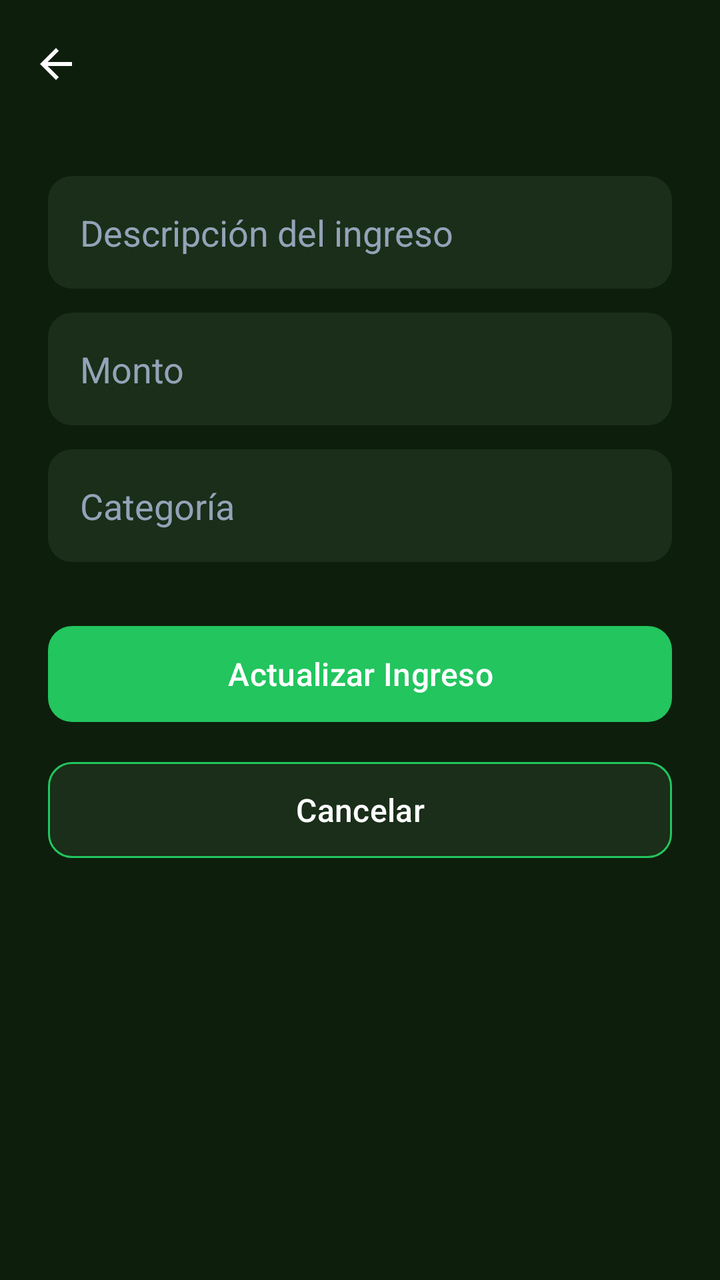
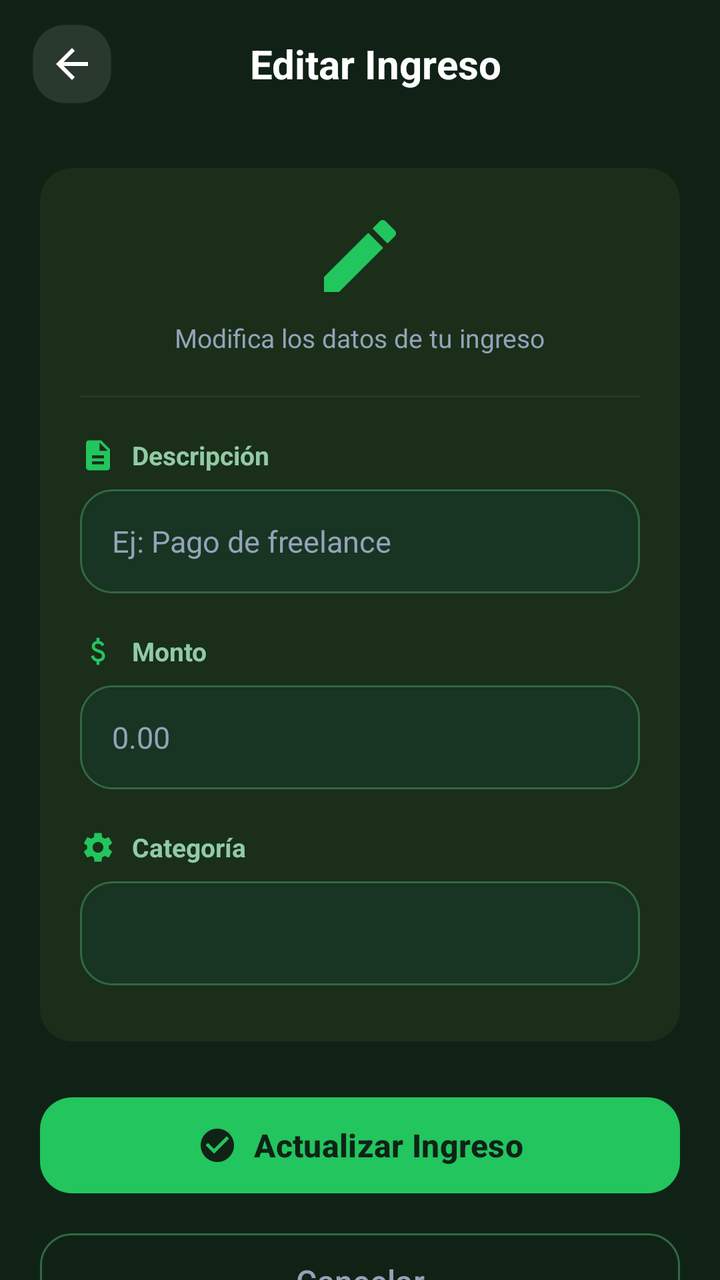

Compare the two renders of this Android layout. The source of the first and the diff that turns it into the second are given below.
<!-- AndroidManifest.xml: application theme Theme.IngresosGastosApp -->
<!-- res/layout/activity_editar_ingreso.xml -->
<?xml version="1.0" encoding="utf-8"?>
<androidx.constraintlayout.widget.ConstraintLayout
    xmlns:android="http://schemas.android.com/apk/res/android"
    xmlns:app="http://schemas.android.com/apk/res-auto"
    android:id="@+id/main"
    android:layout_width="match_parent"
    android:layout_height="match_parent"
    android:background="@color/bg_dark">

    <com.google.android.material.appbar.MaterialToolbar
        android:id="@+id/toolbarEditarIngreso"
        android:layout_width="0dp"
        android:layout_height="?attr/actionBarSize"
        android:background="@color/bg_dark"
        android:elevation="0dp"
        android:title="Editar Ingreso"
        app:navigationIcon="@drawable/ic_arrow_back"
        app:layout_constraintTop_toTopOf="parent"
        app:layout_constraintStart_toStartOf="parent"
        app:layout_constraintEnd_toEndOf="parent"
        app:titleTextColor="@color/text_on_dark"
        app:navigationIconTint="@color/white" />

    <ScrollView
        android:layout_width="0dp"
        android:layout_height="0dp"
        android:padding="24dp"
        android:fillViewport="true"
        app:layout_constraintTop_toBottomOf="@id/toolbarEditarIngreso"
        app:layout_constraintStart_toStartOf="parent"
        app:layout_constraintEnd_toEndOf="parent"
        app:layout_constraintBottom_toBottomOf="parent">

        <LinearLayout
            android:layout_width="match_parent"
            android:layout_height="wrap_content"
            android:orientation="vertical">

            <EditText
                android:id="@+id/etDescripcion"
                android:layout_width="match_parent"
                android:layout_height="wrap_content"
                android:hint="Descripción del ingreso"
                android:background="@drawable/edittext_dark"
                android:padding="16dp"
                android:textColor="@color/text_on_dark"
                android:textColorHint="@color/text_on_dark_muted"
                android:layout_marginBottom="12dp"
                android:inputType="textCapSentences"/>

            <EditText
                android:id="@+id/etMonto"
                android:layout_width="match_parent"
                android:layout_height="wrap_content"
                android:hint="Monto"
                android:background="@drawable/edittext_dark"
                android:padding="16dp"
                android:textColor="@color/text_on_dark"
                android:textColorHint="@color/text_on_dark_muted"
                android:layout_marginBottom="12dp"
                android:inputType="numberDecimal"/>

            <EditText
                android:id="@+id/etCategoria"
                android:layout_width="match_parent"
                android:layout_height="wrap_content"
                android:hint="Categoría"
                android:background="@drawable/edittext_dark"
                android:padding="16dp"
                android:textColor="@color/text_on_dark"
                android:textColorHint="@color/text_on_dark_muted"
                android:layout_marginBottom="20dp"
                android:inputType="textCapWords"/>

            <com.google.android.material.button.MaterialButton
                android:id="@+id/btnActualizar"
                android:layout_width="match_parent"
                android:layout_height="56dp"
                android:text="Actualizar Ingreso"
                android:textAllCaps="false"
                android:textSize="16sp"
                android:textColor="@color/white"
                app:backgroundTint="@color/green_accent"
                app:cornerRadius="12dp"
                android:layout_marginTop="8dp"
                android:layout_marginBottom="12dp"/>

            <com.google.android.material.button.MaterialButton
                android:id="@+id/btnCancelar"
                style="@style/Widget.Material3.Button.OutlinedButton"
                android:layout_width="match_parent"
                android:layout_height="56dp"
                android:text="Cancelar"
                android:textAllCaps="false"
                android:textSize="16sp"
                android:textColor="@color/text_on_dark"
                app:strokeColor="@color/green_accent"
                app:strokeWidth="1dp"
                app:backgroundTint="@color/bg_dark_card"
                app:cornerRadius="12dp"/>
        </LinearLayout>
    </ScrollView>
</androidx.constraintlayout.widget.ConstraintLayout>
<!-- resources referenced by this layout -->
<resources>
  <color name="bg_dark">#0D1F0C</color>
  <color name="text_on_dark">#FFFFFF</color>
  <!-- drawable edittext_dark (drawable) -->
  <?xml version="1.0" encoding="utf-8"?>
  <shape xmlns:android="http://schemas.android.com/apk/res/android"
      android:shape="rectangle">
      <solid android:color="@color/bg_dark_card" />
      <corners android:radius="12dp" />
  </shape>
  <!-- unchanged entries left out for length: 9 -->
</resources>

<!-- the commit's change to res/layout/activity_editar_ingreso.xml (unified diff, before → after) -->
@@ -5,99 +5,243 @@
     android:id="@+id/main"
     android:layout_width="match_parent"
     android:layout_height="match_parent"
-    android:background="@color/bg_dark">
-
-    <com.google.android.material.appbar.MaterialToolbar
+    android:background="@color/stitch_background">
+
+    
+    <androidx.appcompat.widget.Toolbar
         android:id="@+id/toolbarEditarIngreso"
         android:layout_width="0dp"
         android:layout_height="?attr/actionBarSize"
-        android:background="@color/bg_dark"
+        android:background="@color/stitch_background"
         android:elevation="0dp"
-        android:title="Editar Ingreso"
-        app:navigationIcon="@drawable/ic_arrow_back"
-        app:layout_constraintTop_toTopOf="parent"
+        app:layout_constraintEnd_toEndOf="parent"
         app:layout_constraintStart_toStartOf="parent"
-        app:layout_constraintEnd_toEndOf="parent"
-        app:titleTextColor="@color/text_on_dark"
-        app:navigationIconTint="@color/white" />
-
-    <ScrollView
+        app:layout_constraintTop_toTopOf="parent">
+
+        <RelativeLayout
+            android:layout_width="match_parent"
+            android:layout_height="match_parent"
+            android:paddingEnd="16dp">
+
+            <ImageButton
+                android:id="@+id/btnBackEditarIngreso"
+                android:layout_width="40dp"
+                android:layout_height="40dp"
+                android:layout_centerVertical="true"
+                android:background="@drawable/bg_stitch_card"
+                android:backgroundTint="#1AFFFFFF"
+                android:src="@drawable/ic_arrow_back"
+                app:tint="@color/white"
+                android:contentDescription="Volver" />
+
+            <TextView
+                android:layout_width="wrap_content"
+                android:layout_height="wrap_content"
+                android:layout_centerInParent="true"
+                android:text="Editar Ingreso"
+                android:textColor="@color/white"
+                android:textSize="20sp"
+                android:textStyle="bold" />
+        </RelativeLayout>
+    </androidx.appcompat.widget.Toolbar>
+
+    
+    <androidx.core.widget.NestedScrollView
         android:layout_width="0dp"
         android:layout_height="0dp"
-        android:padding="24dp"
         android:fillViewport="true"
-        app:layout_constraintTop_toBottomOf="@id/toolbarEditarIngreso"
+        android:clipToPadding="false"
+        app:layout_constraintBottom_toBottomOf="parent"
+        app:layout_constraintEnd_toEndOf="parent"
         app:layout_constraintStart_toStartOf="parent"
-        app:layout_constraintEnd_toEndOf="parent"
-        app:layout_constraintBottom_toBottomOf="parent">
+        app:layout_constraintTop_toBottomOf="@id/toolbarEditarIngreso">
 
         <LinearLayout
             android:layout_width="match_parent"
             android:layout_height="wrap_content"
-            android:orientation="vertical">
-
-            <EditText
-                android:id="@+id/etDescripcion"
+            android:orientation="vertical"
+            android:padding="20dp">
+
+            
+            <LinearLayout
                 android:layout_width="match_parent"
                 android:layout_height="wrap_content"
-                android:hint="Descripción del ingreso"
-                android:background="@drawable/edittext_dark"
-                android:padding="16dp"
-                android:textColor="@color/text_on_dark"
-                android:textColorHint="@color/text_on_dark_muted"
-                android:layout_marginBottom="12dp"
-                android:inputType="textCapSentences"/>
-
-            <EditText
-                android:id="@+id/etMonto"
-                android:layout_width="match_parent"
-                android:layout_height="wrap_content"
-                android:hint="Monto"
-                android:background="@drawable/edittext_dark"
-                android:padding="16dp"
-                android:textColor="@color/text_on_dark"
-                android:textColorHint="@color/text_on_dark_muted"
-                android:layout_marginBottom="12dp"
-                android:inputType="numberDecimal"/>
-
-            <EditText
-                android:id="@+id/etCategoria"
-                android:layout_width="match_parent"
-                android:layout_height="wrap_content"
-                android:hint="Categoría"
-                android:background="@drawable/edittext_dark"
-                android:padding="16dp"
-                android:textColor="@color/text_on_dark"
-                android:textColorHint="@color/text_on_dark_muted"
-                android:layout_marginBottom="20dp"
-                android:inputType="textCapWords"/>
-
+                android:orientation="vertical"
+                android:background="@drawable/bg_card_menu"
+                android:padding="20dp">
+
+                
+                <LinearLayout
+                    android:layout_width="match_parent"
+                    android:layout_height="wrap_content"
+                    android:gravity="center"
+                    android:orientation="vertical"
+                    android:layout_marginBottom="20dp">
+
+                    <ImageView
+                        android:layout_width="48dp"
+                        android:layout_height="48dp"
+                        android:src="@drawable/ic_edit"
+                        app:tint="@color/green_accent"
+                        android:contentDescription="Editar" />
+
+                    <TextView
+                        android:layout_width="wrap_content"
+                        android:layout_height="wrap_content"
+                        android:layout_marginTop="8dp"
+                        android:text="Modifica los datos de tu ingreso"
+                        android:textColor="@color/text_on_dark_muted"
+                        android:textSize="13sp" />
+                </LinearLayout>
+
+                <View
+                    android:layout_width="match_parent"
+                    android:layout_height="1dp"
+                    android:background="#0DFFFFFF"
+                    android:layout_marginBottom="20dp" />
+
+                
+                <LinearLayout
+                    android:layout_width="match_parent"
+                    android:layout_height="wrap_content"
+                    android:orientation="horizontal"
+                    android:gravity="center_vertical"
+                    android:layout_marginBottom="8dp">
+
+                    <ImageView
+                        android:layout_width="18dp"
+                        android:layout_height="18dp"
+                        android:src="@drawable/ic_description"
+                        app:tint="@color/green_accent" />
+
+                    <TextView
+                        android:layout_width="wrap_content"
+                        android:layout_height="wrap_content"
+                        android:layout_marginStart="8dp"
+                        android:text="Descripción"
+                        android:textColor="@color/stitch_text_muted"
+                        android:textSize="13sp"
+                        android:textStyle="bold" />
+                </LinearLayout>
+
+                <EditText
+                    android:id="@+id/etDescripcion"
+                    android:layout_width="match_parent"
+                    android:layout_height="52dp"
+                    android:background="@drawable/bg_input_field"
+                    android:paddingHorizontal="16dp"
+                    android:hint="Ej: Pago de freelance"
+                    android:textColor="@color/white"
+                    android:textColorHint="@color/text_on_dark_muted"
+                    android:textSize="15sp"
+                    android:inputType="textCapSentences"
+                    android:layout_marginBottom="20dp" />
+
+                
+                <LinearLayout
+                    android:layout_width="match_parent"
+                    android:layout_height="wrap_content"
+                    android:orientation="horizontal"
+                    android:gravity="center_vertical"
+                    android:layout_marginBottom="8dp">
+
+                    <ImageView
+                        android:layout_width="18dp"
+                        android:layout_height="18dp"
+                        android:src="@drawable/ic_attach_money"
+                        app:tint="@color/green_accent" />
+
+                    <TextView
+                        android:layout_width="wrap_content"
+                        android:layout_height="wrap_content"
+                        android:layout_marginStart="8dp"
+                        android:text="Monto"
+                        android:textColor="@color/stitch_text_muted"
+                        android:textSize="13sp"
+                        android:textStyle="bold" />
+                </LinearLayout>
+
+                <EditText
+                    android:id="@+id/etMonto"
+                    android:layout_width="match_parent"
+                    android:layout_height="52dp"
+                    android:background="@drawable/bg_input_field"
+                    android:paddingHorizontal="16dp"
+                    android:hint="0.00"
+                    android:textColor="@color/white"
+                    android:textColorHint="@color/text_on_dark_muted"
+                    android:textSize="15sp"
+                    android:inputType="numberDecimal"
+                    android:layout_marginBottom="20dp" />
+
+                
+                <LinearLayout
+                    android:layout_width="match_parent"
+                    android:layout_height="wrap_content"
+                    android:orientation="horizontal"
+                    android:gravity="center_vertical"
+                    android:layout_marginBottom="8dp">
+
+                    <ImageView
+                        android:layout_width="18dp"
+                        android:layout_height="18dp"
+                        android:src="@drawable/ic_settings"
+                        app:tint="@color/green_accent" />
+
+                    <TextView
+                        android:layout_width="wrap_content"
+                        android:layout_height="wrap_content"
+                        android:layout_marginStart="8dp"
+                        android:text="Categoría"
+                        android:textColor="@color/stitch_text_muted"
+                        android:textSize="13sp"
+                        android:textStyle="bold" />
+                </LinearLayout>
+
+                <Spinner
+                    android:id="@+id/spinnerCategoriaIngreso"
+                    android:layout_width="match_parent"
+                    android:layout_height="52dp"
+                    android:background="@drawable/bg_spinner_dark"
+                    android:popupBackground="@color/stitch_card_bg"
+                    android:layout_marginBottom="8dp" />
+
+            </LinearLayout>
+
+            
             <com.google.android.material.button.MaterialButton
                 android:id="@+id/btnActualizar"
                 android:layout_width="match_parent"
                 android:layout_height="56dp"
+                android:layout_marginTop="24dp"
                 android:text="Actualizar Ingreso"
                 android:textAllCaps="false"
                 android:textSize="16sp"
-                android:textColor="@color/white"
+                android:textStyle="bold"
+                android:textColor="@color/stitch_background"
                 app:backgroundTint="@color/green_accent"
-                app:cornerRadius="12dp"
-                android:layout_marginTop="8dp"
-                android:layout_marginBottom="12dp"/>
+                app:cornerRadius="16dp"
+                app:icon="@drawable/ic_check_circle"
+                app:iconGravity="textStart"
+                app:iconTint="@color/stitch_background"
+                app:iconSize="20dp" />
 
             <com.google.android.material.button.MaterialButton
                 android:id="@+id/btnCancelar"
                 style="@style/Widget.Material3.Button.OutlinedButton"
                 android:layout_width="match_parent"
                 android:layout_height="56dp"
+                android:layout_marginTop="12dp"
+                android:layout_marginBottom="24dp"
                 android:text="Cancelar"
                 android:textAllCaps="false"
                 android:textSize="16sp"
-                android:textColor="@color/text_on_dark"
-                app:strokeColor="@color/green_accent"
+                android:textColor="@color/text_on_dark_muted"
+                app:strokeColor="@color/stitch_card_border"
                 app:strokeWidth="1dp"
-                app:backgroundTint="@color/bg_dark_card"
-                app:cornerRadius="12dp"/>
+                app:cornerRadius="16dp" />
+
         </LinearLayout>
-    </ScrollView>
+    </androidx.core.widget.NestedScrollView>
+
 </androidx.constraintlayout.widget.ConstraintLayout>
<!-- resource entries referenced after the edit -->
@@ -1,14 +1,97 @@
 <!-- resources referenced by this layout -->
 <resources>
-  <color name="bg_dark">#0D1F0C</color>
-  <color name="text_on_dark">#FFFFFF</color>
-  <!-- drawable edittext_dark (drawable) -->
+  <color name="stitch_card_bg">#183422</color>
+  <color name="stitch_card_border">#316843</color>
+  <color name="stitch_text_muted">#90cba4</color>
+  <!-- drawable bg_card_menu (drawable) -->
+  <?xml version="1.0" encoding="utf-8"?>
+  <shape xmlns:android="http://schemas.android.com/apk/res/android">
+      <solid android:color="@color/bg_dark_card" />
+      <corners android:radius="16dp" />
+  </shape>
+  <!-- drawable bg_input_field (drawable) -->
   <?xml version="1.0" encoding="utf-8"?>
   <shape xmlns:android="http://schemas.android.com/apk/res/android"
       android:shape="rectangle">
-      <solid android:color="@color/bg_dark_card" />
-      <corners android:radius="12dp" />
+      <solid android:color="@color/stitch_card_bg" />
+      <stroke
+          android:width="1dp"
+          android:color="@color/stitch_card_border" />
+      <corners android:radius="16dp" />
   </shape>
+  <!-- drawable bg_spinner_dark (drawable) -->
+  <?xml version="1.0" encoding="utf-8"?>
+  <shape xmlns:android="http://schemas.android.com/apk/res/android"
+      android:shape="rectangle">
+      <solid android:color="@color/stitch_card_bg" />
+      <stroke
+          android:width="1dp"
+          android:color="@color/stitch_card_border" />
+      <corners android:radius="16dp" />
+      <padding
+          android:left="16dp"
+          android:top="4dp"
+          android:right="16dp"
+          android:bottom="4dp" />
+  </shape>
+  <!-- drawable bg_stitch_card (drawable) -->
+  <?xml version="1.0" encoding="utf-8"?>
+  <shape xmlns:android="http://schemas.android.com/apk/res/android">
+      <solid android:color="#1A3A24" />
+      <corners android:radius="16dp" />
+      <stroke android:width="1dp" android:color="#1AFFFFFF" />
+  </shape>
+  <!-- drawable ic_attach_money (drawable) -->
+  <vector xmlns:android="http://schemas.android.com/apk/res/android"
+      android:width="24dp"
+      android:height="24dp"
+      android:viewportWidth="960"
+      android:viewportHeight="960">
+    <path
+        android:pathData="M441,840v-86q-53,-12 -91.5,-46T293,612l74,-30q15,48 44.5,73t77.5,25q41,0 69.5,-18.5T587,604q0,-35 -22,-55.5T463,502q-86,-27 -118,-64.5T313,346q0,-65 42,-101t86,-41v-84h80v84q50,8 82.5,36.5T651,310l-74,32q-12,-32 -34,-48t-60,-16q-44,0 -67,19.5T393,346q0,33 30,52t104,40q69,20 104.5,63.5T667,602q0,71 -42,108t-104,46v84h-80Z"
+        android:fillColor="#e3e3e3"/>
+  </vector>
+  <!-- drawable ic_check_circle (drawable) -->
+  <vector xmlns:android="http://schemas.android.com/apk/res/android"
+      android:width="24dp"
+      android:height="24dp"
+      android:viewportWidth="24"
+      android:viewportHeight="24">
+      <path
+          android:fillColor="@color/green_accent"
+          android:pathData="M12,2C6.48,2 2,6.48 2,12s4.48,10 10,10 10,-4.48 10,-10S17.52,2 12,2zM10,17l-5,-5 1.41,-1.41L10,14.17l7.59,-7.59L19,8l-9,9z" />
+  </vector>
+  <!-- drawable ic_description (drawable) -->
+  <vector xmlns:android="http://schemas.android.com/apk/res/android"
+      android:width="24dp"
+      android:height="24dp"
+      android:viewportWidth="24"
+      android:viewportHeight="24">
+      <path
+          android:fillColor="@color/green_accent"
+          android:pathData="M14,2H6C4.9,2 4,2.9 4,4v16c0,1.1 0.9,2 2,2h12c1.1,0 2,-0.9 2,-2V8L14,2zM16,18H8v-2h8v2zM16,14H8v-2h8v2zM13,9V3.5L18.5,9H13z" />
+  </vector>
+  <!-- drawable ic_edit (drawable) -->
+  <vector xmlns:android="http://schemas.android.com/apk/res/android"
+      android:width="24dp"
+      android:height="24dp"
+      android:viewportWidth="24"
+      android:viewportHeight="24">
+      <path
+          android:fillColor="#FFFFFF"
+          android:pathData="M3,17.25V21h3.75L17.81,9.94l-3.75,-3.75L3,17.25zM20.71,7.04c0.39,-0.39 0.39,-1.02 0,-1.41l-2.34,-2.34c-0.39,-0.39 -1.02,-0.39 -1.41,0l-1.83,1.83 3.75,3.75 1.83,-1.83z"/>
+  </vector>
+  <!-- drawable ic_settings (drawable) -->
+  <?xml version="1.0" encoding="utf-8"?>
+  <vector xmlns:android="http://schemas.android.com/apk/res/android"
+      android:width="24dp"
+      android:height="24dp"
+      android:viewportWidth="24"
+      android:viewportHeight="24">
+      <path
+          android:fillColor="@color/white"
+          android:pathData="M19.14,12.94c0.04,-0.31 0.06,-0.63 0.06,-0.94c0,-0.31 -0.02,-0.63 -0.06,-0.94l2.03,-1.58c0.18,-0.14 0.23,-0.41 0.12,-0.61l-1.92,-3.32c-0.12,-0.22 -0.37,-0.29 -0.59,-0.22l-2.39,0.96c-0.5,-0.38 -1.03,-0.7 -1.62,-0.94L14.4,2.81c-0.04,-0.24 -0.24,-0.41 -0.48,-0.41h-3.84c-0.24,0 -0.43,0.17 -0.47,0.41L9.25,5.35C8.66,5.59 8.12,5.92 7.63,6.29L5.24,5.33c-0.22,-0.08 -0.47,0 -0.59,0.22L2.74,8.87C2.62,9.08 2.66,9.34 2.86,9.48l2.03,1.58C4.84,11.31 4.8,11.63 4.8,12s0.02,0.63 0.06,0.94l-2.03,1.58c-0.18,0.14 -0.23,0.41 -0.12,0.61l1.92,3.32c0.12,0.22 0.37,0.29 0.59,0.22l2.39,-0.96c0.5,0.38 1.03,0.7 1.62,0.94l0.36,2.54c0.05,0.24 0.24,0.41 0.48,0.41h3.84c0.24,0 0.44,-0.17 0.47,-0.41l0.36,-2.54c0.59,-0.24 1.13,-0.56 1.62,-0.94l2.39,0.96c0.22,0.08 0.47,0 0.59,-0.22l1.92,-3.32c0.12,-0.22 0.07,-0.47 -0.12,-0.61L19.14,12.94zM12,15.6c-1.98,0 -3.6,-1.62 -3.6,-3.6s1.62,-3.6 3.6,-3.6s3.6,1.62 3.6,3.6S13.98,15.6 12,15.6z"/>
+  </vector>
   <!-- unchanged entries left out for length: 9 -->
 </resources>
 
